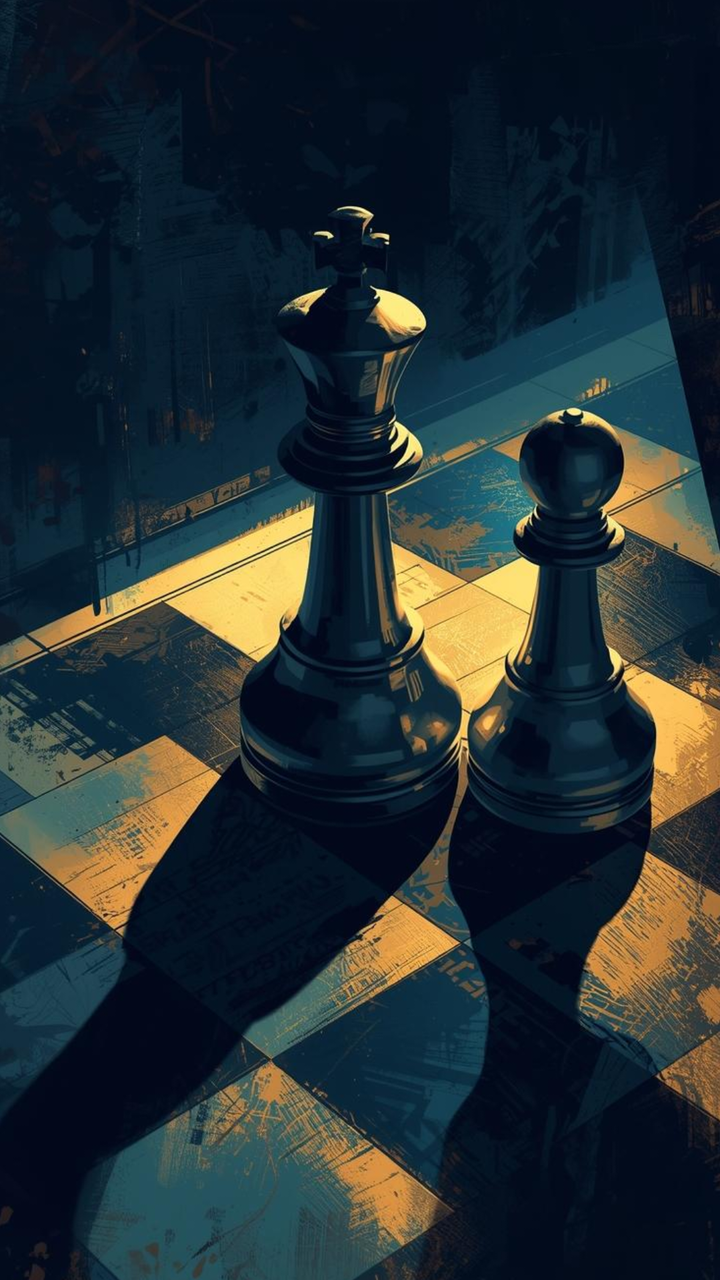
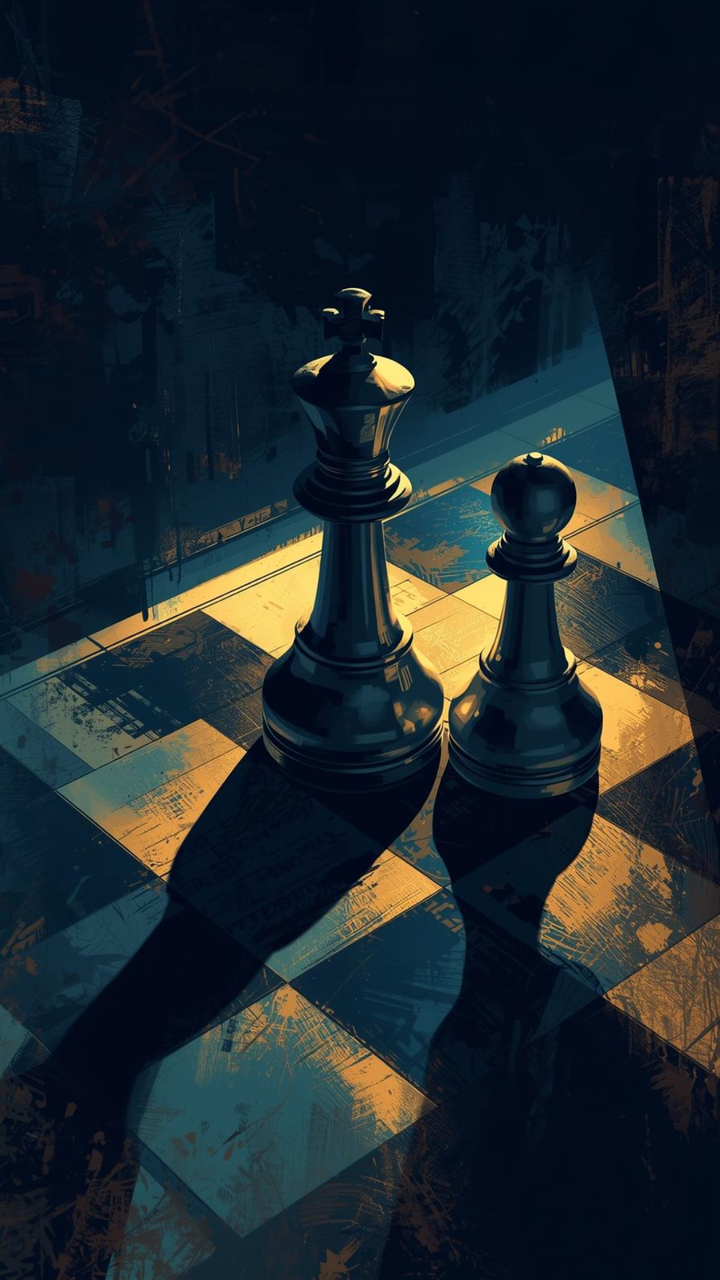

Compare the two renders of this Android layout. The source of the first and the diff that turns it into the second are given below.
<!-- AndroidManifest.xml: application theme Theme.ChessGame -->
<!-- res/layout/splash.xml -->
<?xml version="1.0" encoding="utf-8"?>
<androidx.constraintlayout.widget.ConstraintLayout xmlns:android="http://schemas.android.com/apk/res/android"
    xmlns:app="http://schemas.android.com/apk/res-auto"
    xmlns:tools="http://schemas.android.com/tools"
    android:id="@+id/main"
    android:layout_width="match_parent"
    android:layout_height="match_parent"
    tools:context=".Splash">

    <ImageView
        android:id="@+id/imageView2"
        android:layout_width="470dp"
        android:layout_height="786dp"
        app:layout_constraintBottom_toBottomOf="parent"
        app:layout_constraintEnd_toEndOf="parent"
        app:layout_constraintHorizontal_bias="0.508"
        app:layout_constraintStart_toStartOf="parent"
        app:layout_constraintTop_toTopOf="parent"
        app:layout_constraintVertical_bias="0.509"
        app:srcCompat="@drawable/splash" />

</androidx.constraintlayout.widget.ConstraintLayout>
<!-- resources referenced by this layout -->
<resources>
  <!-- drawable splash: jpg bitmap (drawable, 148185 bytes) -->
  <style name="Theme.ChessGame" parent="Base.Theme.ChessGame" />
  <style name="Base.Theme.ChessGame" parent="Theme.Material3.DayNight.NoActionBar">
          
          
      </style>
</resources>

<!-- the commit's change to res/layout/splash.xml (unified diff, before → after) -->
@@ -5,18 +5,8 @@
     android:id="@+id/main"
     android:layout_width="match_parent"
     android:layout_height="match_parent"
+    android:background="@drawable/splash"
     tools:context=".Splash">
 
-    <ImageView
-        android:id="@+id/imageView2"
-        android:layout_width="470dp"
-        android:layout_height="786dp"
-        app:layout_constraintBottom_toBottomOf="parent"
-        app:layout_constraintEnd_toEndOf="parent"
-        app:layout_constraintHorizontal_bias="0.508"
-        app:layout_constraintStart_toStartOf="parent"
-        app:layout_constraintTop_toTopOf="parent"
-        app:layout_constraintVertical_bias="0.509"
-        app:srcCompat="@drawable/splash" />
 
 </androidx.constraintlayout.widget.ConstraintLayout>
